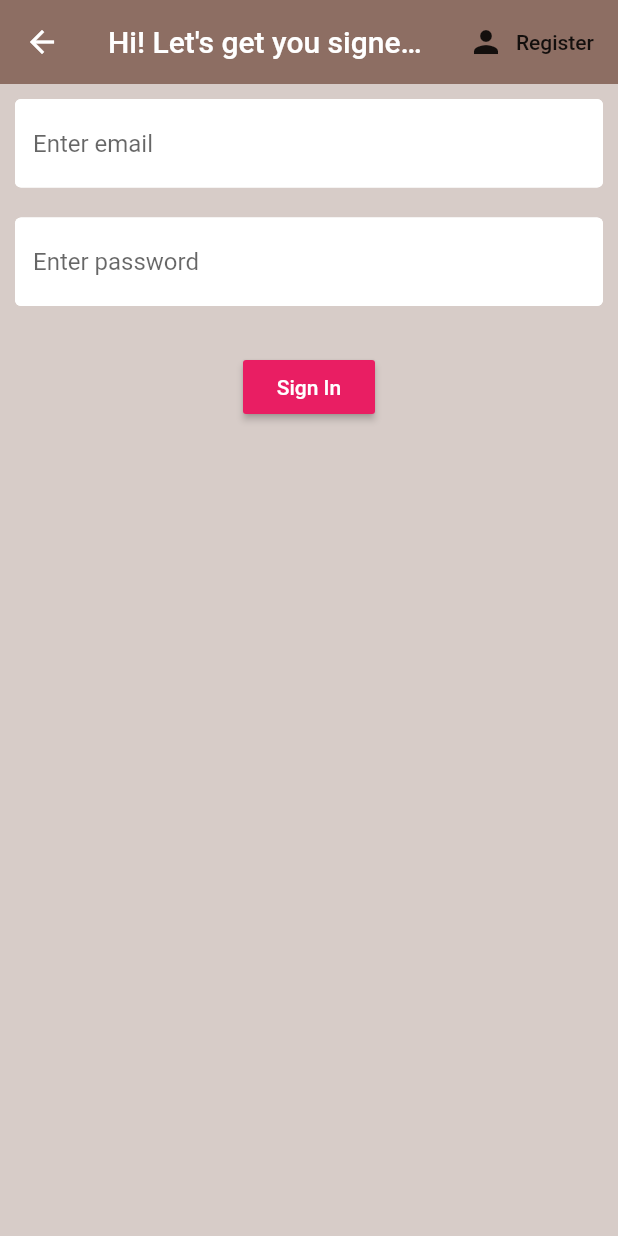
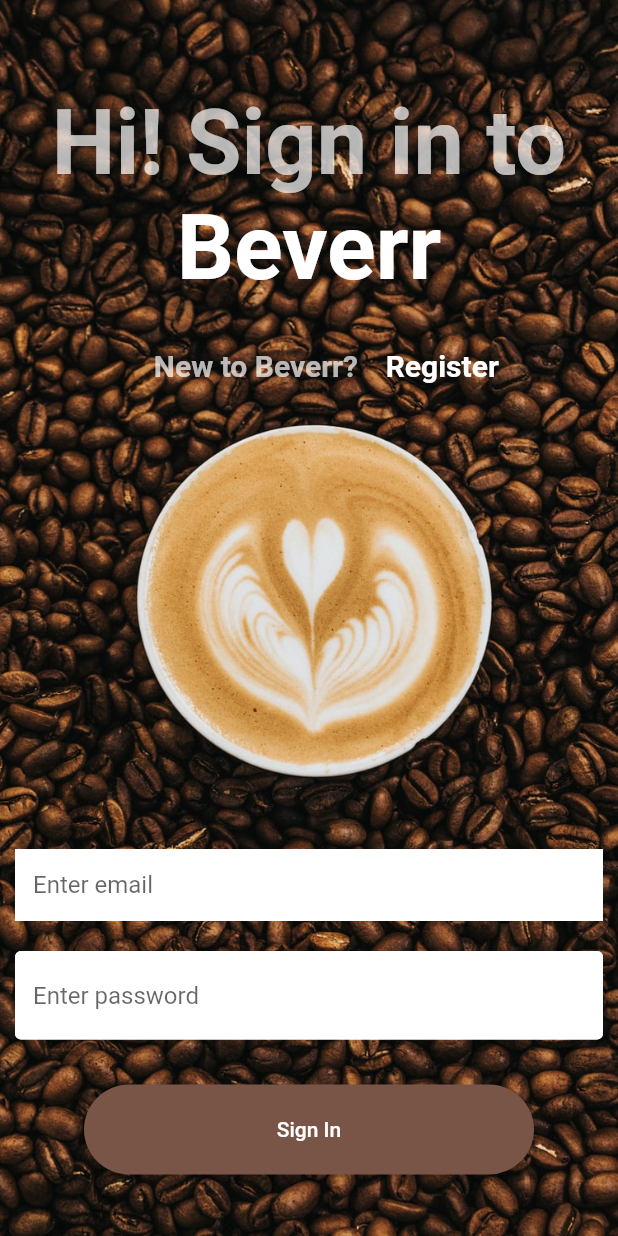
Before and after one commit to pranav-pundeer/Beverr, a Flutter app: the SignIn screen opened directly with empty values, on a phone screen of 412 x 824 dp. Run offline on Flutter 3.47's test engine with Material 2 defaults, Android fonts, the light colour scheme and no system bars; our stand-ins replace cloud_firestore, firebase_auth, firebase_core, flutter_spinkit; accounts and stored records are empty.

Commit message:
Update signIn.dart

```diff
--- a/lib/screens/authentication/signIn.dart
+++ b/lib/screens/authentication/signIn.dart
@@ -25,31 +25,57 @@
 
   @override
   Widget build(BuildContext context) {
-    return loading? Loading(): Scaffold(
+    return loading? Loading(): SafeArea(
+      child: Scaffold(
         backgroundColor: Colors.brown[100],
-      appBar: AppBar(
-        actions: [
-          FlatButton.icon(onPressed: (){
-            widget.toggleView();
-          },
-            icon: const Icon(Icons.person),
-            label: const Text('Register'),),
-        ],
-        elevation: 0.0,
-        backgroundColor: Colors.brown[400],
-        title: const Text('Hi! Let\'s get you signed in' ),
+        body: Container(
+          decoration: const BoxDecoration(
+            image: DecorationImage(
+              image: AssetImage('images/coffee.jpg'),
+              fit: BoxFit.cover,
             ),
-      body: Container(
+          ),
           padding: const EdgeInsets.symmetric(vertical: 10, horizontal: 10),
           child: Form(
             key: _formkey,
             child: Column(
+              // mainAxisAlignment: MainAxisAlignment.spaceBetween,
               children: [
+                const SizedBox(height: 50,),
+                const Center(child: Text('Hi! Sign in to',
+                  textAlign: TextAlign.center,
+                  style: TextStyle(color: Colors.white70,
+                    fontWeight: FontWeight.bold,
+                    fontSize: 60))),
+                const Center(child: Text('Beverr',
+                    textAlign: TextAlign.center,
+                    style: TextStyle(color: Colors.white,
+                        fontWeight: FontWeight.bold,
+                        fontSize: 60))),
+                const SizedBox(height: 20,),
+                Center(
+                  child: Row(
+                    children: [
+                      SizedBox(width: 90,),
+                      const Center(child: Text('New to Beverr? ',
+                          textAlign: TextAlign.center,
+                          style: TextStyle(color: Colors.white70,
+                              fontWeight: FontWeight.bold,
+                              fontSize: 20))),
+                      FlatButton(
+                          onPressed: (){
+                          widget.toggleView();
+                          },
+                          child: Text('Register', style: TextStyle(fontWeight: FontWeight.bold, color: Colors.white, fontSize: 20),))
+                    ],
+                  ),
+                ),
+                const Spacer(),
                 TextFormField(
                   validator: (value){
                     return (value!.isEmpty? 'please enter a valid email': null);
                   },
-                decoration: textFieldDecoration.copyWith(hintText: 'Enter email'),
+                  decoration: textFieldDecoration.copyWith(hintText: 'Enter email', enabledBorder: InputBorder.none, focusedBorder: InputBorder.none, ),
                   onChanged: (value){
                     setState((){
                       email= value;
@@ -70,7 +96,12 @@
                   },
                 ),
                 const SizedBox(height: 30,),
-              RaisedButton(
+                Container(
+                  height: 60,
+                  width: 300,
+                  child: RaisedButton(
+                    visualDensity: VisualDensity.adaptivePlatformDensity,
+                    shape: StadiumBorder(),
                     onPressed: ()async{
                       if(_formkey.currentState!.validate()){
                         setState(()=>loading= true);
@@ -83,8 +114,9 @@
                         }
                       }
                     },
-                color: Colors.pink,
-                child: const Text('Sign In', style: TextStyle(color: Colors.white),),
+                    color: Colors.brown[500],
+                    child: const Text('Sign In', style: TextStyle(color: Colors.white, ),),
+                  ),
                 ),
                 const SizedBox(height: 15,),
                 Text(error,style: TextStyle(color: Colors.pink),),
@@ -92,6 +124,7 @@
             ),
           ),
         ),
+      ),
     );
   }
 }
```
Lines whose indentation alone changed are shown as unchanged.
